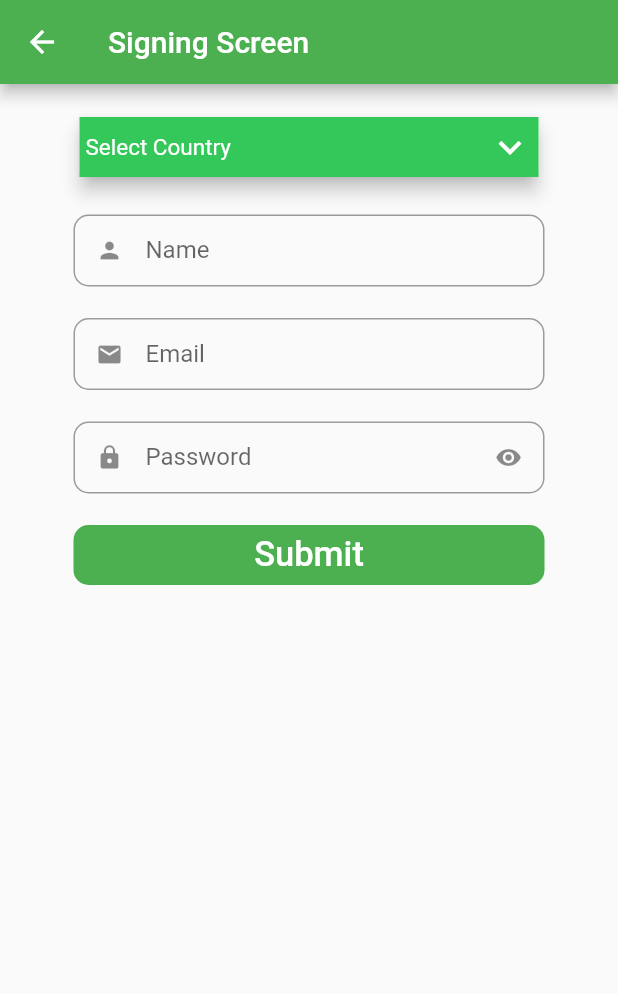
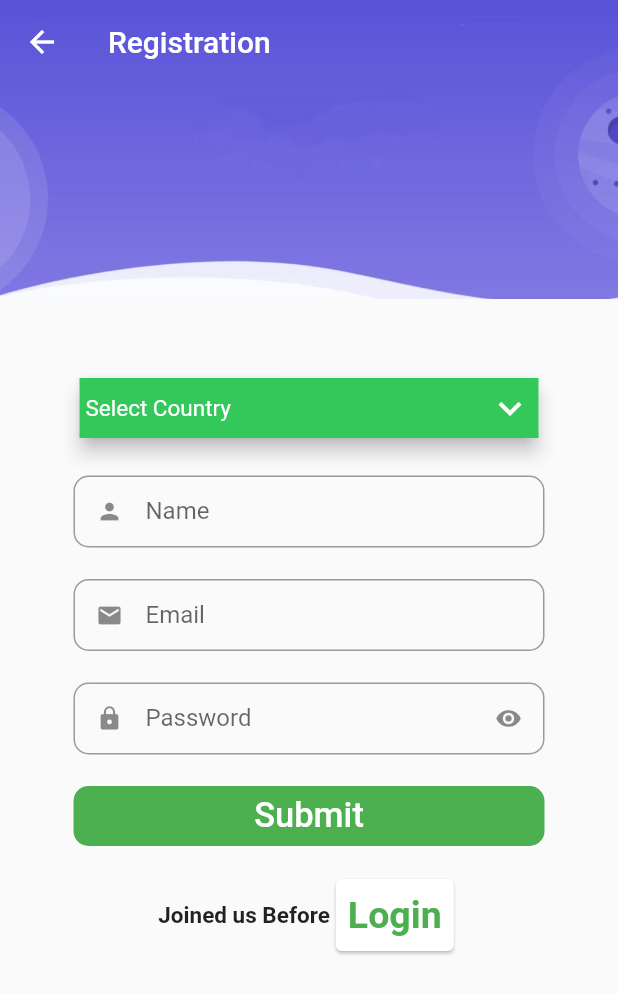
Before and after one commit to MumtazAli123/newproject, a Flutter app: the screen it shows after launch, in the side drawer, after a tap on "Signing", on a phone screen of 412 x 824 dp. Shown: the top 994 px of the screen. Run offline on Flutter 3.47's test engine with Material 2 defaults, Android fonts, the phone set to English and light mode, and no system bars.

Commit message:
updated
all screen

```diff
--- a/lib/screens/bottom_bar/bottomBar_screen.dart
+++ b/lib/screens/bottom_bar/bottomBar_screen.dart
@@ -1,6 +1,7 @@
 import 'package:flutter/material.dart';
 import 'package:newproject/screens/home_page.dart';
 import 'package:newproject/screens/login_page/login.dart';
+import 'package:newproject/screens/signing_screen/signing.dart';
 
 class BottomBarScreen extends StatefulWidget {
   const BottomBarScreen({Key? key}) : super(key: key);
@@ -16,7 +17,7 @@ class _BottomBarScreenState extends State<BottomBarScreen> {
     Icon(Icons.search),
     Icon(Icons.post_add),
     Icon(Icons.post_add),
-    LoginScreen(),
+    SigningScreen(),
   ];
   @override
   Widget build(BuildContext context) {
--- a/lib/screens/signing_screen/signing.dart
+++ b/lib/screens/signing_screen/signing.dart
@@ -17,6 +17,7 @@ class _SigningScreenState extends State<SigningScreen> {
   @override
   Widget build(BuildContext context) {
     return Scaffold(
+      extendBodyBehindAppBar: true,
       appBar: _buildAppbar(),
       body: _buildBody(),
     );
@@ -25,14 +26,27 @@ class _SigningScreenState extends State<SigningScreen> {
   //widget for appbar
   _buildAppbar() {
     return AppBar(
-      title: const Text('Signing Screen'),
+      title: const Text('Registration'),
+      backgroundColor: Colors.transparent,
+      elevation: 0,
+    );
+  }
+
+  _buildBody() {
+    return SingleChildScrollView(
+      child: Column(
+        children: [
+          _buildImgBackGround(),
+          _buildTextField(),
+          _buildTextButton(),
+        ],
+      ),
     );
   }
 
   //widget for body
-  _buildBody() {
-    return SingleChildScrollView(
-      child: Center(
+  _buildTextField() {
+    return Center(
       child: Container(
         margin: const EdgeInsets.symmetric(horizontal: 10),
         width: 350,
@@ -110,7 +124,6 @@ class _SigningScreenState extends State<SigningScreen> {
           ),
         ),
       ),
-      ),
     );
   }
 
@@ -122,4 +135,45 @@ class _SigningScreenState extends State<SigningScreen> {
   _customDropDown() {
     return const CustomDropDownWidgets();
   }
+
+  _buildImgBackGround() {
+    return Column(
+      children: [
+        Container(
+          width: double.infinity,
+          height: 199,
+          decoration: const BoxDecoration(
+            image: DecorationImage(
+              image: AssetImage(
+                'assets/images/dart8.jpeg',
+              ),
+              fit: BoxFit.cover,
+            ),
+          ),
+        ),
+        const SizedBox(
+          height: 31,
+        ),
+      ],
+    );
   }
+
+  _buildTextButton() {
+    return Row(
+      mainAxisAlignment: MainAxisAlignment.center,
+      mainAxisSize: MainAxisSize.min,
+      children: const [
+        Text(
+          'Joined us Before',
+          style: TextStyle(fontSize: 15, fontWeight: FontWeight.w600),
+        ),
+        Card(
+          elevation: 1,
+          child: CustomButton002(
+            buttonText2: 'Login',
+          ),
+        )
+      ],
+    );
+  }
+}
--- a/lib/widgets/button_widgets.dart
+++ b/lib/widgets/button_widgets.dart
@@ -1,4 +1,6 @@
 import 'package:flutter/material.dart';
+import 'package:newproject/screens/login_page/login.dart';
+import 'package:newproject/screens/signing_screen/signing.dart';
 
 class CustomButton extends StatelessWidget {
   final String buttonText;
@@ -22,3 +24,24 @@ class CustomButton extends StatelessWidget {
     );
   }
 }
+
+class CustomButton002 extends StatelessWidget {
+  final String buttonText2;
+
+  const CustomButton002({Key? key, required this.buttonText2})
+      : super(key: key);
+
+  @override
+  Widget build(BuildContext context) {
+    return TextButton(
+      onPressed: () {
+        Navigator.push(context,
+            MaterialPageRoute(builder: (context) => const LoginScreen()));
+      },
+      child: Text(
+        buttonText2,
+        style: const TextStyle(fontWeight: FontWeight.w600, fontSize: 25),
+      ),
+    );
+  }
+}
```
Lines whose indentation alone changed are shown as unchanged.
